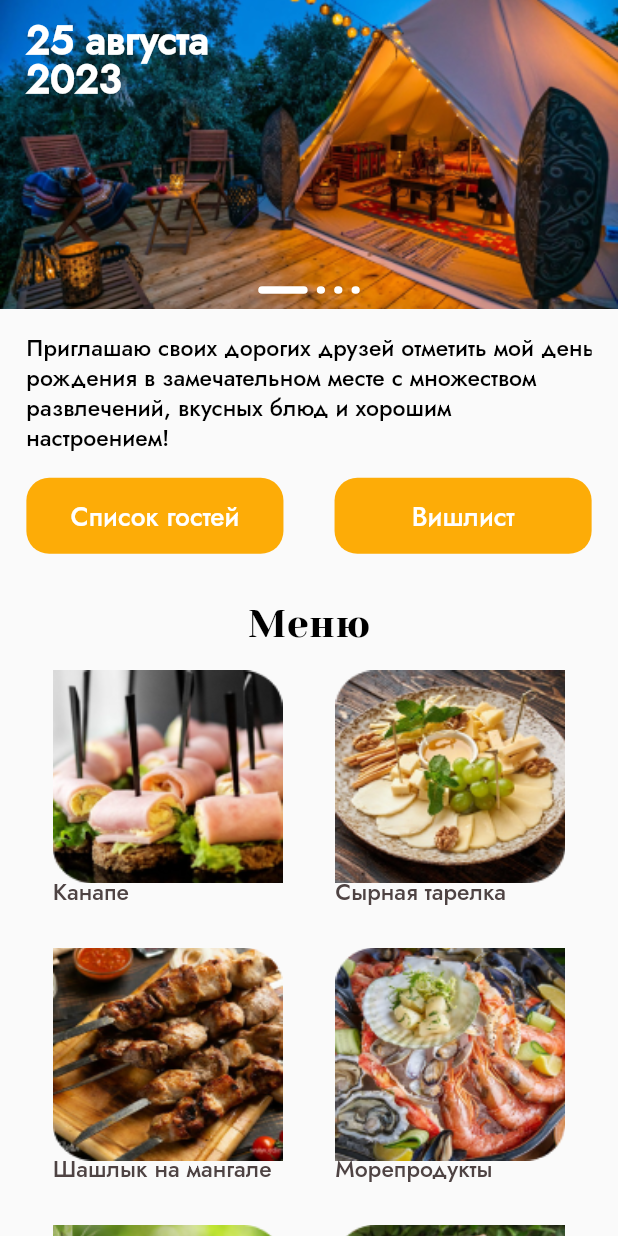
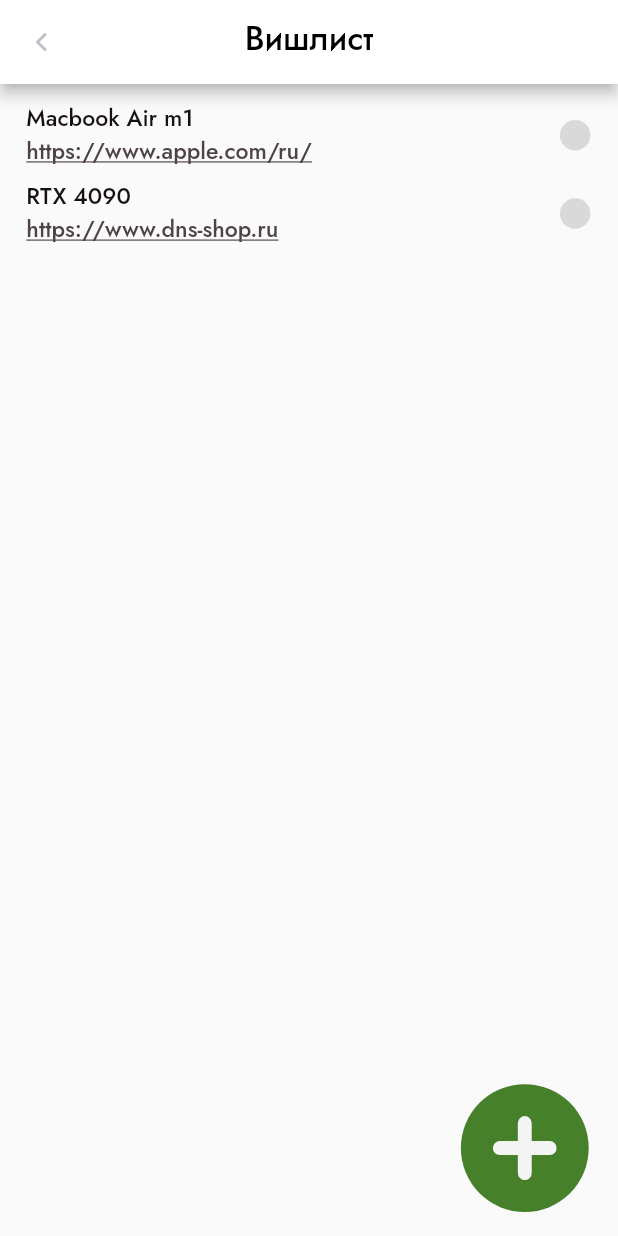
Before and after one commit to SViRaS/mobyte_test_example, a Flutter app: the screen it shows after launch, on a phone screen of 412 x 824 dp. Run offline on Flutter 3.47's test engine with Material 2 defaults, Android fonts, the phone set to English and light mode, and no system bars; drawn by our look-alikes of carousel_slider, flutter_slidable; our stand-ins replace flutter_screenutil, flutter_svg, geolocator, hive, hive_flutter, image_picker; missing offline and left inert: yandex_mapkit; accounts and stored records are empty.

Commit message:
add wish list screen

```diff
--- a/lib/birthday_app.dart
+++ b/lib/birthday_app.dart
@@ -10,7 +10,7 @@
       designSize: const Size(375, 812),
       builder: (context, child) => MaterialApp(
         debugShowCheckedModeBanner: false,
-        initialRoute: '/my_home_page',
+        initialRoute: '/wish_list_page',
         routes: routes,
       ),
     );
--- /dev/null
+++ b/lib/feature/data/database_wish_list.dart
@@ -0,0 +1,26 @@
+import 'package:hive/hive.dart';
+
+import '../resources/const.dart';
+
+class TodoDataBaseWishList {
+
+  List wishList = [];
+
+  // ignore: unused_field
+  final _myBox = Hive.box('mybox');
+
+  void createInitialData() {
+    wishList = [
+      ['Macbook Air m1', Constants().appleUrl, false],
+      ['RTX 4090', Constants().dnsUrl, true],
+    ];
+  }
+
+  void loadData() {
+    wishList = _myBox.get('WISHKEY');
+  }
+
+  void updateDataBase() {
+   _myBox.put('WISHKEY', wishList);
+  }
+}
--- a/lib/feature/presentation/pages/my_home_page_screen/my_home_page_screen.dart
+++ b/lib/feature/presentation/pages/my_home_page_screen/my_home_page_screen.dart
@@ -36,10 +36,11 @@
                     children: [
                       OrangeButton(
                         text: 'Список гостей',
-                        nameRoute: '/list_guest',
+                        nameRoute: '/guest_list_page',
                       ),
                       OrangeButton(
                         text: 'Вишлист',
+                        nameRoute: '/wish_list_page',
                       ),
                     ],
                   ),
--- /dev/null
+++ b/lib/feature/presentation/pages/wish_list_screen/widgets/wish_widget.dart
@@ -0,0 +1,78 @@
+import 'package:flutter/material.dart';
+import 'package:flutter_screenutil/flutter_screenutil.dart';
+import 'package:flutter_slidable/flutter_slidable.dart';
+import 'package:mobyte_first_example/feature/resources/styles.dart';
+
+import '../../../../resources/colors.dart';
+
+
+
+class WishWidget extends StatefulWidget {
+  final String giftName;
+  final String urlName;
+  // final Function(bool?)? onChanged;
+  final VoidCallback onChanged;
+  // final bool onTaskCompleted;
+  final Function(BuildContext)? onDelete;
+  const WishWidget({
+    required this.giftName,
+    required this.urlName,
+    required this.onChanged,
+    // required this.onTaskCompleted,
+    required this.onDelete,
+    super.key});
+
+  @override
+  State<WishWidget> createState() => _WishWidgetState();
+}
+
+class _WishWidgetState extends State<WishWidget> {
+   bool taskCompleted = false;
+  @override
+  Widget build(BuildContext context) {
+
+    return Padding(
+      padding: EdgeInsets.only(bottom: 8.h),
+      child: Slidable(
+         endActionPane: ActionPane(
+          motion: const StretchMotion(),
+          children: [
+            SlidableAction(
+              onPressed: widget.onDelete,
+              icon: Icons.delete,
+              backgroundColor: Colors.redAccent,
+              )
+          ]),
+        child: Row(
+          mainAxisAlignment: MainAxisAlignment.spaceBetween,
+          crossAxisAlignment: CrossAxisAlignment.center,
+          children: [
+         Column(
+          crossAxisAlignment: CrossAxisAlignment.start,
+          children: [
+          Text(widget.giftName, style: AppStyles().nameGiftStyle,),
+          Text(widget.urlName, style: AppStyles().urlGiftStyle),
+
+         ],),
+        //  Checkbox(value: onTaskCompleted, onChanged: onChanged,),
+         GestureDetector(
+          onTap: () {
+          setState(() {
+           taskCompleted =! taskCompleted;
+          });
+          },
+           child: Container(
+            width: 20.w,
+            height: 20.h,
+            decoration: BoxDecoration(
+              shape: BoxShape.circle,
+              color: taskCompleted ? AppColors.brownColor : AppColors.greyColor
+            ),
+           ),
+         )
+
+        ],),
+      ),
+    );
+  }
+}
--- /dev/null
+++ b/lib/feature/presentation/pages/wish_list_screen/wish_list_screen.dart
@@ -0,0 +1,139 @@
+// ignore_for_file: non_constant_identifier_names
+
+import 'package:flutter/material.dart';
+import 'package:flutter_screenutil/flutter_screenutil.dart';
+import 'package:flutter_svg/svg.dart';
+import 'package:hive/hive.dart';
+import 'package:mobyte_first_example/feature/data/database_wish_list.dart';
+import 'package:mobyte_first_example/feature/presentation/pages/guest_list_screen/widgets/buttons.dart';
+import 'package:mobyte_first_example/feature/presentation/pages/wish_list_screen/widgets/bottom_sheet_gift_body.dart';
+import 'package:mobyte_first_example/feature/presentation/pages/wish_list_screen/widgets/wish_widget.dart';
+import 'package:mobyte_first_example/feature/resources/colors.dart';
+import 'package:mobyte_first_example/feature/resources/styles.dart';
+
+class WishListScreen extends StatefulWidget {
+  const WishListScreen({super.key});
+
+  @override
+  State<WishListScreen> createState() => _ListGuestScreenState();
+}
+
+class _ListGuestScreenState extends State<WishListScreen> {
+  final _myBox = Hive.box('mybox');
+
+  TodoDataBaseWishList db = TodoDataBaseWishList();
+
+  @override
+  void initState() {
+    if (_myBox.get('WISHKEY') == null) {
+      db.createInitialData();
+    } else {
+      db.loadData();
+    }
+
+    super.initState();
+  }
+
+  final _controller_giftName = TextEditingController();
+  final _controller_urlName = TextEditingController();
+
+  void saveNewGift() {
+    setState(() {
+      db.wishList.add([
+        _controller_giftName.text,
+        _controller_urlName.text,
+      ]);
+      _controller_giftName.clear();
+      _controller_urlName.clear();
+    });
+    Navigator.of(context).pop();
+    db.updateDataBase();
+  }
+
+  void createNewGift() {
+    showModalBottomSheet(
+        isScrollControlled: true,
+        shape: RoundedRectangleBorder(
+          borderRadius: BorderRadius.circular(16.r),
+        ),
+        context: context,
+        builder: (context) {
+          return BottomSheetGiftBody(
+            controller_giftName: _controller_giftName,
+            controller_urlName: _controller_urlName,
+            onSave: saveNewGift,
+          );
+        });
+  }
+
+  void onDeleteGift(int index) {
+    setState(() {
+      db.wishList.removeAt(index);
+    });
+    db.updateDataBase();
+  }
+
+  void checkBoxChanged(bool? value, int index) {
+    setState(() {
+       db.wishList[index][2] = !db.wishList[index][2];
+    });
+    db.updateDataBase();
+  }
+
+  void changeColorBox(int index) {
+    setState(() {
+      db.wishList[index][2] = !db.wishList[index][2];
+    });
+    db.updateDataBase();
+  }
+
+  @override
+  Widget build(BuildContext context) {
+    return Scaffold(
+      resizeToAvoidBottomInset: true,
+      appBar: AppBar(
+        backgroundColor: AppColors.whiteColor,
+        leading: GestureDetector(
+            onTap: () {
+              Navigator.pushNamed(context, '/my_home_page');
+            },
+            child: SvgPicture.asset(
+              'assets/icons/arrow_left.svg',
+              fit: BoxFit.scaleDown,
+            )),
+        title: Text(
+          'Вишлист',
+          style: AppStyles().appBarStyle,
+        ),
+        centerTitle: true,
+      ),
+      floatingActionButton: GreenButton(
+        onPressed: createNewGift,
+      ),
+      body: SingleChildScrollView(
+        child: Padding(
+          padding: EdgeInsets.symmetric(horizontal: 16.w),
+          child: Column(
+            children: [
+              SizedBox(
+                height: 12.h,
+              ),
+              ListView.builder(
+                  physics: const NeverScrollableScrollPhysics(),
+                  shrinkWrap: true,
+                  itemCount: db.wishList.length,
+                  itemBuilder: (context, index) {
+                    return WishWidget(
+                      giftName: db.wishList[index][0],
+                      urlName: db.wishList[index][1],
+                      onChanged:() => changeColorBox(index),
+                      onDelete: (context) => onDeleteGift(index),
+                    );
+                  }),
+            ],
+          ),
+        ),
+      ),
+    );
+  }
+}
--- a/lib/feature/resources/colors.dart
+++ b/lib/feature/resources/colors.dart
@@ -8,4 +8,5 @@
   static const brownColor = Color.fromRGBO(78, 67, 67, 1);
   static const greenColor = Color.fromRGBO(71, 128, 43, 1);
   static const textFieldColor = Color.fromRGBO(242, 248, 239, 1);
+  static const greyColor = Color.fromRGBO(217, 217, 217, 1);
 }
--- /dev/null
+++ b/lib/feature/resources/const.dart
@@ -0,0 +1,4 @@
+class Constants {
+  final appleUrl = 'https://www.apple.com/ru/';
+  final dnsUrl = 'https://www.dns-shop.ru';
+}
--- a/lib/feature/resources/styles.dart
+++ b/lib/feature/resources/styles.dart
@@ -157,4 +157,21 @@
       height: 23.12 / 16,
       color: AppColors.whiteColor,
       );
+
+  final nameGiftStyle = TextStyle(
+      fontFamily: 'Jost',
+      fontWeight: FontWeight.w500,
+      fontSize: 14.sp,
+      height: 20.23 / 14,
+      color: AppColors.semiBlackColor,
+      );
+
+  final urlGiftStyle = TextStyle(
+      fontFamily: 'Jost',
+      fontWeight: FontWeight.w400,
+      fontSize: 14.sp,
+      height: 20.23 / 14,
+      color: AppColors.brownColor,
+      decoration: TextDecoration.underline
+      );
 }
--- a/lib/router/router.dart
+++ b/lib/router/router.dart
@@ -1,7 +1,10 @@
-import '../feature/presentation/pages/guest_screen/list_guest_screen.dart';
+import 'package:mobyte_first_example/feature/presentation/pages/wish_list_screen/wish_list_screen.dart';
+
+import '../feature/presentation/pages/guest_list_screen/list_guest_screen.dart';
 import '../feature/presentation/pages/my_home_page_screen/my_home_page_screen.dart';
 
 final routes = {
-          '/my_home_page': (context) => const MyHomePageScreen(),
-          '/list_guest':(context) => const ListGuestScreen(),
-        };
+  '/my_home_page': (context) => const MyHomePageScreen(),
+  '/guest_list_page': (context) => const ListGuestScreen(),
+  '/wish_list_page': (context) => const WishListScreen(),
+};
--- a/pubspec.yaml
+++ b/pubspec.yaml
@@ -46,6 +46,7 @@
   hive_flutter: ^1.1.0
   flutter_slidable: ^3.0.0
   image_picker: ^1.0.2
+  mask_text_input_formatter: ^2.5.0
 
 dev_dependencies:
   flutter_test:
```
Also changed, not shown: lib/feature/data/database.dart (deleted, +0 -25 lines), lib/feature/data/database_guest_list.dart (added, +24 -0 lines), lib/feature/presentation/pages/guest_list_screen/list_guest_screen.dart (renamed from lib/feature/presentation/pages/guest_screen/list_guest_screen.dart, +17 -38 lines), lib/feature/presentation/pages/guest_list_screen/widgets/bottom_sheet_body.dart (renamed from lib/feature/presentation/pages/guest_screen/widgets/bottom_sheet_body.dart, +6 -4 lines), lib/feature/presentation/pages/guest_list_screen/widgets/buttons.dart (renamed from lib/feature/presentation/pages/guest_screen/widgets/buttons.dart, +7 -5 lines), lib/feature/presentation/pages/guest_list_screen/widgets/guest_widgets.dart (added, +104 -0 lines), lib/feature/presentation/pages/guest_screen/widgets/guest_widgets.dart (deleted, +0 -71 lines), lib/feature/presentation/pages/wish_list_screen/widgets/bottom_sheet_gift_body.dart (added, +64 -0 lines), lib/feature/presentation/pages/guest_list_screen/widgets/text_field_widget.dart (renamed from lib/feature/presentation/pages/guest_screen/widgets/text_field_widget.dart), pubspec.lock.
